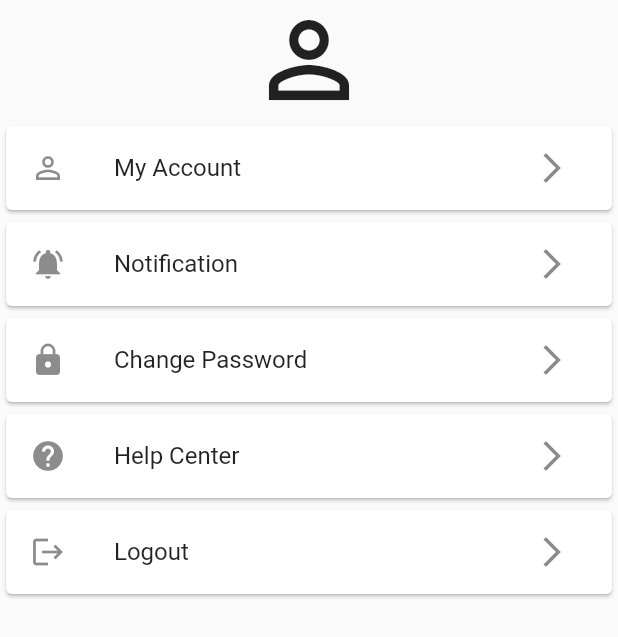
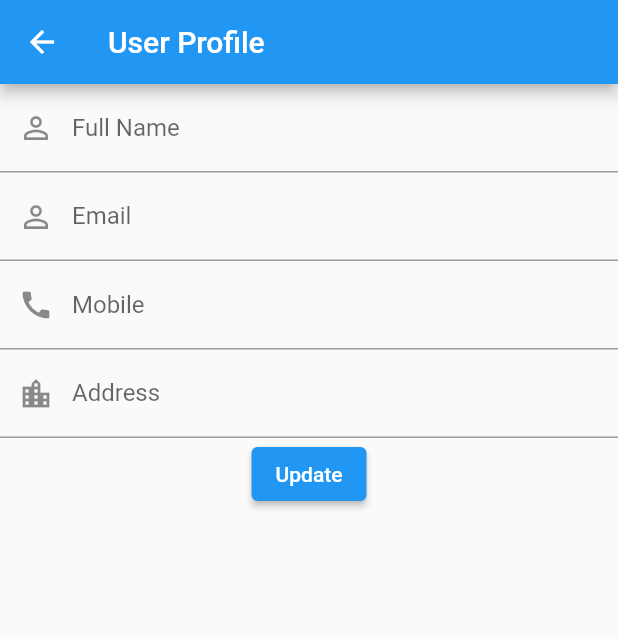
Before and after one commit to codeit-np/doctor_app, a Flutter app: what profile() shows on an empty page, opened directly, after a tap on "My Account", on a phone screen of 412 x 824 dp. Shown: the top 637 px of the screen. Run offline on Flutter 3.47's test engine with Material 2 defaults, Android fonts, the phone set to English and light mode, and no system bars; our stand-ins replace shared_preferences; accounts and stored records are empty; network calls fail.

```diff
--- a/lib/main.dart
+++ b/lib/main.dart
@@ -1,3 +1,4 @@
+import 'package:doctor_app/pages/changepassword.dart';
 import 'package:doctor_app/pages/client/dashboard.dart';
 import 'package:doctor_app/pages/doctorprofile.dart';
 import 'package:doctor_app/pages/hospitalprofile.dart';
@@ -5,6 +6,7 @@ import 'package:doctor_app/pages/intro.dart';
 import 'package:doctor_app/pages/login.dart';
 import 'package:doctor_app/pages/signup.dart';
 import 'package:doctor_app/pages/splash.dart';
+import 'package:doctor_app/pages/userprofile.dart';
 import 'package:doctor_app/provider/doctoronhand.dart';
 import 'package:flutter/material.dart';
 import 'package:provider/provider.dart';
@@ -36,6 +38,8 @@ class MyApp extends StatelessWidget {
         "clientdashboard": (context) => ClientDashboard(),
         "doctorprofile": (context) => DoctorProfileScreen(),
         "hospitalprofile": (context) => HospitalProfileScreen(),
+        "userprofile": (context) => UserProfileScreen(),
+        "changepassword": (context) => ChangePasswordScreen(),
       },
     );
   }
--- a/lib/pages/client/dashboard.dart
+++ b/lib/pages/client/dashboard.dart
@@ -47,7 +47,7 @@ class _ClientDashboardState extends State<ClientDashboard> {
             : index == 1
                 ? SearchScreen()
                 : index == 3
-                    ? profile()
+                    ? profile(context)
                     : Text("Hello"),
       ),
     );
--- /dev/null
+++ b/lib/pages/userprofile.dart
@@ -0,0 +1,101 @@
+import 'dart:convert';
+
+import 'package:doctor_app/api/api.dart';
+import 'package:doctor_app/component/inputText.dart';
+import 'package:doctor_app/const/const.dart';
+import 'package:flutter/material.dart';
+
+class UserProfileScreen extends StatefulWidget {
+  @override
+  _UserProfileScreenState createState() => _UserProfileScreenState();
+}
+
+class _UserProfileScreenState extends State<UserProfileScreen> {
+  GlobalKey<FormState> _key = GlobalKey<FormState>();
+  Future getProfile() async {
+    var response = await Api().getData('user');
+    var data = json.decode(response.body);
+    name.text = data['name'];
+    email.text = data['email'];
+    city.text = data['city'];
+    mobile.text = data['mobile'];
+    return data;
+  }
+
+  @override
+  Widget build(BuildContext context) {
+    return Scaffold(
+      appBar: AppBar(
+        title: Text("User Profile"),
+      ),
+      body: SingleChildScrollView(
+        child: Column(
+          children: [
+            FutureBuilder(
+              future: getProfile(),
+              builder: (context, snapshot) {
+                switch (snapshot.connectionState) {
+                  case ConnectionState.waiting:
+                    return Center(
+                      child: CircularProgressIndicator(),
+                    );
+                    break;
+                  default:
+                    return Form(
+                      key: _key,
+                      child: Column(
+                        children: [
+                          inputText(name, 'Full Name', Icons.person_outline,
+                              false, true, TextInputType.text),
+                          inputText(email, 'Email', Icons.person_outline, false,
+                              true, TextInputType.emailAddress),
+                          inputText(mobile, 'Mobile', Icons.call, false, false,
+                              TextInputType.phone),
+                          inputText(city, 'Address', Icons.location_city, false,
+                              false, TextInputType.text),
+                          ElevatedButton(
+                              onPressed: () async {
+                                if (_key.currentState.validate()) {
+                                  Map data = {
+                                    "name": name.text,
+                                    "email": email.text,
+                                    "mobile": mobile.text,
+                                    "city": city.text,
+                                  };
+
+                                  var response =
+                                      await Api().postData(data, 'update');
+                                  var result = json.decode(response.body);
+                                  print(result);
+                                  if (result['message'] == 'success') {
+                                    showDialog(
+                                        context: context,
+                                        builder: (builder) {
+                                          return AlertDialog(
+                                            title: Text("Message"),
+                                            content: Text("Record updated"),
+                                            actions: [
+                                              ElevatedButton(
+                                                  onPressed: () {
+                                                    Navigator.pop(context);
+                                                  },
+                                                  child: Text("OK"))
+                                            ],
+                                          );
+                                        });
+                                  }
+                                }
+                              },
+                              child: Text("Update"))
+                        ],
+                      ),
+                    );
+                }
+              },
+            )
+          ],
+        ),
+      ),
+    );
+  }
+}
```
Also changed, not shown: lib/component/profile.dart (+29 -6 lines), lib/pages/changepassword.dart (added, +70 -0 lines), lib/pages/doctorprofile.dart (+7 -1 lines).
